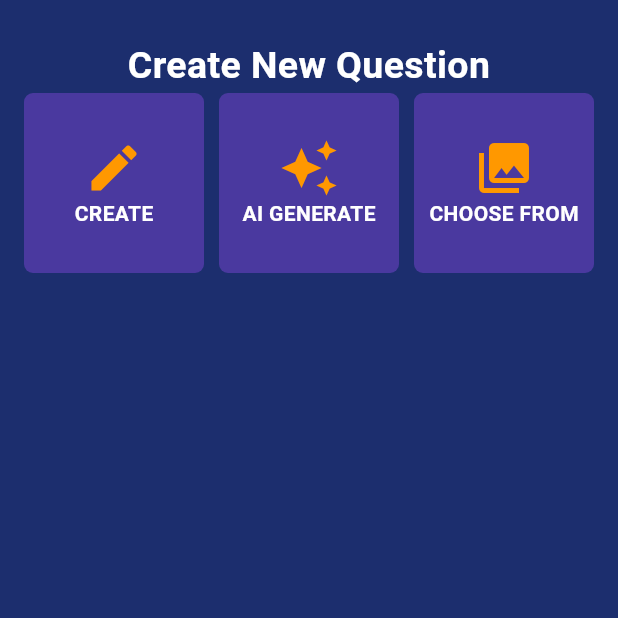
After one commit to gauravsane/cricketGame, a Flutter app: the CreateQuestions screen opened directly, on a phone screen of 412 x 824 dp, the top half of it. The commit adds this screen. Run offline on Flutter 3.47's test engine with Material 3 defaults, Android fonts, the phone set to English and light mode, and no system bars; our stand-ins replace shared_preferences; accounts and stored records are empty.

Commit message:
New Changes 02-07-2025

```diff
--- /dev/null
+++ b/lib/Components/createQuestions.dart
@@ -0,0 +1,105 @@
+import 'package:flutter/cupertino.dart';
+import 'package:flutter/material.dart';
+
+class CreateQuestions extends StatefulWidget {
+  @override
+  State<StatefulWidget> createState() => CreateQuestionsState();
+}
+
+class CreateQuestionsState extends State<CreateQuestions> {
+  @override
+  Widget build(BuildContext context) {
+    return Scaffold(
+      body: Container(
+        color: Colors.black,
+        child: SafeArea(
+          child: Container(
+            color: Color(0xFF1C2E6E),
+            width: double.infinity,
+            height: double.infinity,
+            child: SafeArea(
+              child: Padding(
+                padding: const EdgeInsets.only(top: 16, left: 16, right: 16),
+                child: Container(
+                  // color: Color(0xFF4A399F),
+                  child: Column(
+                    crossAxisAlignment: CrossAxisAlignment.center,
+                    children: [
+                      SizedBox(height: 10),
+                      Text(
+                        "Create New Question",
+                        textAlign: TextAlign.center,
+                        style: TextStyle(
+                          color: Colors.white,
+                          fontSize: 25,
+                          fontWeight: FontWeight.bold,
+                        ),
+                      ),
+                      Row(
+                        // mainAxisAlignment: MainAxisAlignment.center,
+                        children: [
+                          Expanded(
+                            // make sure it fits horizontally
+                            child: SizedBox(
+                              height: 120, // or any height you want
+                              child: GridView.count(
+                                crossAxisCount: 3,
+                                crossAxisSpacing: 10,
+                                // physics: NeverScrollableScrollPhysics(), // optional
+                                children: [
+                                  Container(
+                                    decoration: BoxDecoration(
+                                      color: Color(0xFF4A399F),
+                                      borderRadius: BorderRadius.circular(6),
+                                    ),
+                                    child: Column(
+                                      mainAxisAlignment: MainAxisAlignment.center,
+                                      children: [
+                                        Icon(Icons.edit,color: Colors.orange,size: 40,),
+                                        SizedBox(child: Text("CREATE",style: TextStyle(fontWeight: FontWeight.bold,color: Colors.white),)),
+                                      ],
+                                    ),
+                                  ),
+                                  Container(
+                                    decoration: BoxDecoration(
+                                      color: Color(0xFF4A399F),
+                                      borderRadius: BorderRadius.circular(6),
+                                    ),
+                                    child:Column(
+                                      mainAxisAlignment: MainAxisAlignment.center,
+                                      children: [
+                                        Icon(Icons.auto_awesome,color: Colors.orange,size: 40,),
+                                        SizedBox(child: Text("AI GENERATE",style: TextStyle(fontWeight: FontWeight.bold,color: Colors.white),)),
+                                      ],
+                                    ),
+                                  ),
+                                  Container(
+                                    decoration: BoxDecoration(
+                                      color: Color(0xFF4A399F),
+                                      borderRadius: BorderRadius.circular(6),
+                                    ),
+                                    child: Column(
+                                      mainAxisAlignment: MainAxisAlignment.center,
+                                      children: [
+                                        Icon(Icons.collections,color: Colors.orange,size: 40,),
+                                        SizedBox(child: Text("CHOOSE FROM",style: TextStyle(fontWeight: FontWeight.bold,color: Colors.white),)),
+                                      ],
+                                    ),
+                                  ),
+                                ],
+                              ),
+                            ),
+                          ),
+                        ],
+                      ),
+                    ],
+                  ),
+                ),
+              ),
+            ),
+          ),
+        ),
+      ),
+    );
+  }
+}
--- a/pubspec.yaml
+++ b/pubspec.yaml
@@ -34,6 +34,8 @@ dependencies:
   # The following adds the Cupertino Icons font to your application.
   # Use with the CupertinoIcons class for iOS style icons.
   cupertino_icons: ^1.0.8
+  http: ^1.4.0
+  shared_preferences: ^2.5.3
 
 dev_dependencies:
   flutter_test:
```
Also changed, not shown: lib/Components/ProfileScreen.dart (added, +21 -0 lines), lib/Components/RankScreen.dart (added, +21 -0 lines), lib/Components/homePage.dart (added, +77 -0 lines), lib/Components/loginPage.dart (+138 -16 lines), lib/Components/profilePage.dart (deleted, +0 -22 lines), lib/Components/splashpage.dart (+12 -2 lines), lib/Models/UserDetails.dart (added, +51 -0 lines), pubspec.lock, 1 other file.
